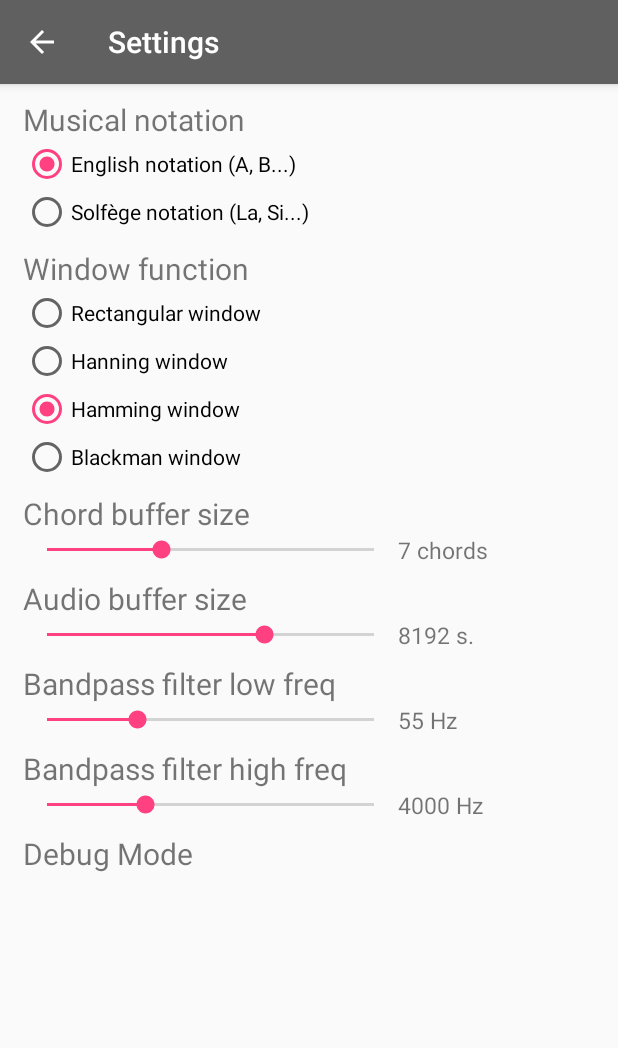
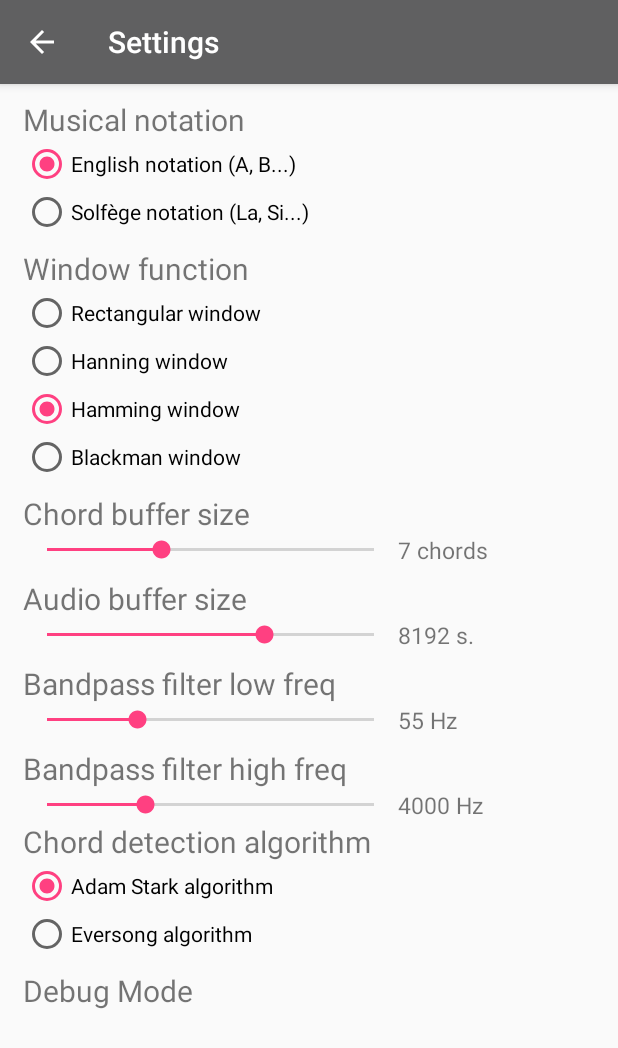
Before and after one commit to Minichain/EversongApp, an Android app: the screen it shows after launch (SettingsActivity), in the options menu, after a tap on "Settings", on a phone screen of 412 x 824 dp. Shown: the top 1048 px of the screen. Run offline under Robolectric (Android 15) with nearby library versions, the phone set to English and light mode, and no system bars; 3 statements that could not run were skipped.

Commit message:
New "chromagram" algorithm implemented. From "settings" menu we can choose which one to use

```diff
--- a/app/src/main/java/com/upf/minichain/eversongapp/AudioStack.java
+++ b/app/src/main/java/com/upf/minichain/eversongapp/AudioStack.java
@@ -13,12 +13,12 @@ public class AudioStack {
         initProcessAudioJni(Parameters.SAMPLE_RATE, Parameters.BUFFER_SIZE, Parameters.HOP_SIZE);
     }
 
-    public static int[] chordDetection(double[] samples, double[] spectrumSamples) {
-        return chordDetectionJni(samples, spectrumSamples);
+    public static int[] chordDetection(double[] samples, double[] spectrumSamples, int chordDetectionAlgorithm) {
+        return chordDetectionJni(samples, spectrumSamples, chordDetectionAlgorithm);
     }
 
-    public static double[] getChromagram(double[] samples, double[] spectrumSamples) {
-        return getChromagramJni(samples, spectrumSamples);
+    public static double[] getChromagram() {
+        return getChromagramJni();
     }
 
     public static float getPitch(double[] samples) {
@@ -206,9 +206,9 @@ public class AudioStack {
      **/
     private static native void initProcessAudioJni(int sample_rate, int frame_size, int hop_size);
 
-    private static native int[] chordDetectionJni(double[] samples, double[] spectrumSamples);
+    private static native int[] chordDetectionJni(double[] samples, double[] spectrumSamples, int chordDetectionAlgorithm);
 
-    private static native double[] getChromagramJni(double[] samples, double[] spectrumSamples);
+    private static native double[] getChromagramJni();
 
     private static native double[] windowJni(double[] samples, int windowType);
 
--- a/app/src/main/java/com/upf/minichain/eversongapp/EversongActivity.java
+++ b/app/src/main/java/com/upf/minichain/eversongapp/EversongActivity.java
@@ -345,7 +345,7 @@ public class EversongActivity extends AppCompatActivity {
     }
 
     private void sendBroadcastToService(BroadcastMessage broadcastMessage) {
-        Log.l("EversongServiceLog:: sending broadcast " + broadcastMessage.toString());
+        Log.l("EversongActivityLog:: sending broadcast " + broadcastMessage.toString());
         try {
             Intent broadCastIntent = new Intent();
             broadCastIntent.setAction(broadcastMessage.toString());
--- a/app/src/main/java/com/upf/minichain/eversongapp/EversongService.java
+++ b/app/src/main/java/com/upf/minichain/eversongapp/EversongService.java
@@ -172,8 +172,8 @@ public class EversongService extends Service {
             new Thread(new Runnable() {
                 @Override
                 public void run() {
-                    final int[] chordDetectedThread = AudioStack.chordDetection(audioSamplesBufferWindowed, audioSpectrumBuffer);
-                    final double[] chromagramThread = AudioStack.getChromagram(audioSamplesBufferWindowed, audioSpectrumBuffer);
+                    final int[] chordDetectedThread = AudioStack.chordDetection(audioSamplesBufferWindowed, audioSpectrumBuffer, Parameters.getInstance().getChordDetectionAlgorithm().getValue());
+                    final double[] chromagramThread = AudioStack.getChromagram();
 
 //                    Log.l("EversongActivityLog:: Spectrum diff: " + AudioStack.getDifference(audioSpectrumBuffer, prevAudioSpectrumBuffer));
 
--- a/app/src/main/java/com/upf/minichain/eversongapp/Parameters.java
+++ b/app/src/main/java/com/upf/minichain/eversongapp/Parameters.java
@@ -7,6 +7,7 @@ import android.database.DatabaseUtils;
 import android.database.sqlite.SQLiteDatabase;
 
 import com.upf.minichain.eversongapp.enums.ChartTab;
+import com.upf.minichain.eversongapp.enums.ChordDetectionAlgorithm;
 import com.upf.minichain.eversongapp.enums.EversongFunctionalities;
 import com.upf.minichain.eversongapp.enums.MusicalNotationEnum;
 import com.upf.minichain.eversongapp.enums.WindowFunctionEnum;
@@ -32,6 +33,7 @@ public class Parameters {
     private static MusicalNotationEnum musicalNotation;
     private static WindowFunctionEnum windowingFunction;
     private static ChartTab chartTab;
+    private static ChordDetectionAlgorithm chordDetectionAlgorithm;
     private static EversongFunctionalities functionalityTab;
     private static int chordBufferSize;
     private static int pitchBufferSize;
@@ -54,6 +56,7 @@ public class Parameters {
         pitchBufferSize = 4;
         chartTab = ChartTab.GUITAR_TAB;
         functionalityTab = EversongFunctionalities.CHORD_DETECTION;
+        chordDetectionAlgorithm = chordDetectionAlgorithm.ADAM_STARK_ALGORITHM;
         debugMode = false;
     }
 
@@ -92,14 +95,17 @@ public class Parameters {
             tempValue = loadParameter("chordBufferSize");
             chordBufferSize = (tempValue != -1) ? tempValue : chordBufferSize;
 
-            tempValue = loadParameter("debugMode");
-            debugMode = tempValue == 1;
-
             tempValue = loadParameter("functionalityTab");
             functionalityTab = (tempValue != -1) ? EversongFunctionalities.values()[tempValue] : functionalityTab;
 
             tempValue = loadParameter("chartTab");
             chartTab = (tempValue != -1) ? ChartTab.values()[tempValue] : chartTab;
+
+            tempValue = loadParameter("chordDetectionAlgorithm");
+            chordDetectionAlgorithm = (tempValue != -1) ? chordDetectionAlgorithm.values()[tempValue] : chordDetectionAlgorithm;
+
+            tempValue = loadParameter("debugMode");
+            debugMode = tempValue == 1;
         }
     }
 
@@ -233,8 +239,17 @@ public class Parameters {
         return chartTab;
     }
 
+    public void setChordDetectionAlgorithm(ChordDetectionAlgorithm algorithm) {
+        setParameterInDataBase("chordDetectionAlgorithm", algorithm.getValue());
+        chordDetectionAlgorithm = algorithm;
+    }
+
+    public ChordDetectionAlgorithm getChordDetectionAlgorithm() {
+        return chordDetectionAlgorithm;
+    }
+
     public void setDebugMode(boolean value) {
-        setParameterInDataBase("debugMode", value ? 1 : 0);
+        setParameterInDataBase("chordDetectionAlgorithm", value ? 1 : 0);
         debugMode = value;
     }
 
--- a/app/src/main/java/com/upf/minichain/eversongapp/SettingsActivity.java
+++ b/app/src/main/java/com/upf/minichain/eversongapp/SettingsActivity.java
@@ -10,6 +10,7 @@ import android.widget.Switch;
 import android.widget.TextView;
 import android.widget.Toast;
 
+import com.upf.minichain.eversongapp.enums.ChordDetectionAlgorithm;
 import com.upf.minichain.eversongapp.enums.MusicalNotationEnum;
 import com.upf.minichain.eversongapp.enums.WindowFunctionEnum;
 
@@ -27,6 +28,7 @@ public class SettingsActivity extends AppCompatActivity {
         setAudioBufferSizeSetting();
         setBandpassFilterLowFreqSetting();
         setBandpassFilterHighFreqSetting();
+        setChordDetectionAlgorithmSetting();
         setDebugModeSetting();
     }
 
@@ -82,7 +84,6 @@ public class SettingsActivity extends AppCompatActivity {
                 view.setChecked(true);
                 break;
         }
-
     }
 
     public void onWindowingSettingClicked(View view) {
@@ -221,6 +222,38 @@ public class SettingsActivity extends AppCompatActivity {
         });
     }
 
+    private void setChordDetectionAlgorithmSetting() {
+        RadioButton view;
+        switch (Parameters.getInstance().getChordDetectionAlgorithm()) {
+            case ADAM_STARK_ALGORITHM:
+                view = this.findViewById(R.id.adam_stark_algorithm_option);
+                view.setChecked(true);
+                break;
+            case EVERSONG_ALGORITHM:
+            default:
+                view = this.findViewById(R.id.eversong_algorithm_option);
+                view.setChecked(true);
+                break;
+        }
+    }
+
+    public void onChordDetectionAlgorithmSettingClicked(View view) {
+        boolean checked = ((RadioButton) view).isChecked();
+
+        switch(view.getId()) {
+            case R.id.adam_stark_algorithm_option:
+                if (checked)
+                    Parameters.getInstance().setChordDetectionAlgorithm(ChordDetectionAlgorithm.ADAM_STARK_ALGORITHM);
+                break;
+            case R.id.eversong_algorithm_option:
+            default:
+                if (checked)
+                    Parameters.getInstance().setChordDetectionAlgorithm(ChordDetectionAlgorithm.EVERSONG_ALGORITHM);
+                break;
+        }
+    }
+
+
     private void setDebugModeSetting() {
         Switch switchView = this.findViewById(R.id.debug_mode_switch);
         if (!BuildConfig.FLAVOR.equals("dev")) {
--- /dev/null
+++ b/app/src/main/java/com/upf/minichain/eversongapp/enums/ChordDetectionAlgorithm.java
@@ -0,0 +1,16 @@
+package com.upf.minichain.eversongapp.enums;
+
+public enum ChordDetectionAlgorithm {
+    ADAM_STARK_ALGORITHM(0),
+    EVERSONG_ALGORITHM(1);
+
+    private final int value;
+
+    ChordDetectionAlgorithm(int value) {
+        this.value = value;
+    }
+
+    public int getValue() {
+        return value;
+    }
+}
--- a/app/src/main/res/layout/settings_menu.xml
+++ b/app/src/main/res/layout/settings_menu.xml
@@ -220,6 +220,37 @@
             </LinearLayout>
 
             <LinearLayout
+                android:id="@+id/chord_detector_algorithm_layout"
+                android:layout_width="fill_parent"
+                android:layout_height="wrap_content"
+                android:orientation="vertical">
+                <TextView
+                    android:layout_width="match_parent"
+                    android:layout_height="wrap_content"
+                    android:text="@string/setting_chord_detector_algorithm"
+                    android:textSize="20sp" />
+                <RadioGroup xmlns:android="http://schemas.android.com/apk/res/android"
+                    android:layout_width="match_parent"
+                    android:layout_height="wrap_content"
+                    android:orientation="vertical"
+                    tools:layout_editor_absoluteX="0dp"
+                    tools:layout_editor_absoluteY="0dp">
+                    <RadioButton
+                        android:id="@+id/adam_stark_algorithm_option"
+                        android:layout_width="wrap_content"
+                        android:layout_height="wrap_content"
+                        android:onClick="onChordDetectionAlgorithmSettingClicked"
+                        android:text="@string/setting_adam_stark_algorithm" />
+                    <RadioButton
+                        android:id="@+id/eversong_algorithm_option"
+                        android:layout_width="wrap_content"
+                        android:layout_height="wrap_content"
+                        android:onClick="onChordDetectionAlgorithmSettingClicked"
+                        android:text="@string/setting_eversong_algorithm" />
+                </RadioGroup>
+            </LinearLayout>
+
+            <LinearLayout
                 android:id="@+id/debug_mode_layout"
                 android:layout_width="fill_parent"
                 android:layout_height="wrap_content"
--- a/app/src/main/res/values/strings.xml
+++ b/app/src/main/res/values/strings.xml
@@ -33,5 +33,8 @@
     <string name="setting_audio_buffer_size">Audio buffer size</string>
     <string name="setting_bandpass_filter_low_freq">Bandpass filter low freq</string>
     <string name="setting_bandpass_filter_high_freq">Bandpass filter high freq</string>
+    <string name="setting_chord_detector_algorithm">Chord detection algorithm</string>
+    <string name="setting_adam_stark_algorithm">Adam Stark algorithm</string>
+    <string name="setting_eversong_algorithm">Eversong algorithm</string>
     <string name="debug_mode">Debug Mode</string>
 </resources>
```
Also changed, not shown: 5 other files.
